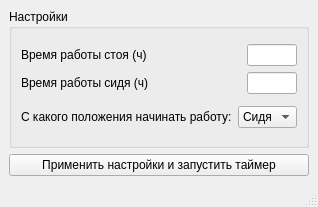
Above: mainwindow.ui from dahelmm/WorkTimer before the change. Below: the same form after it.
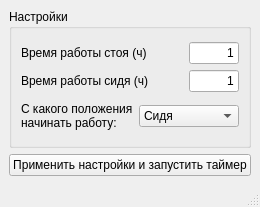
That is the form after the change.

The edit to the form file:
```diff
--- a/mainwindow.ui
+++ b/mainwindow.ui
@@ -6,7 +6,7 @@
    <rect>
     <x>0</x>
     <y>0</y>
-    <width>308</width>
+    <width>259</width>
     <height>207</height>
    </rect>
   </property>
@@ -53,6 +53,12 @@
            <property name="inputMask">
             <string/>
            </property>
+           <property name="text">
+            <string>1</string>
+           </property>
+           <property name="alignment">
+            <set>Qt::AlignRight|Qt::AlignTrailing|Qt::AlignVCenter</set>
+           </property>
           </widget>
          </item>
          <item row="1" column="0">
@@ -82,6 +88,12 @@
              <height>16777215</height>
             </size>
            </property>
+           <property name="text">
+            <string>1</string>
+           </property>
+           <property name="alignment">
+            <set>Qt::AlignRight|Qt::AlignTrailing|Qt::AlignVCenter</set>
+           </property>
           </widget>
          </item>
         </layout>
@@ -91,6 +103,9 @@
          <property name="text">
           <string>С какого положения начинать работу:</string>
          </property>
+         <property name="wordWrap">
+          <bool>true</bool>
+         </property>
         </widget>
        </item>
        <item row="1" column="1">
```
Left out of the diff: 6 changed lines with no effect on the pictures.
